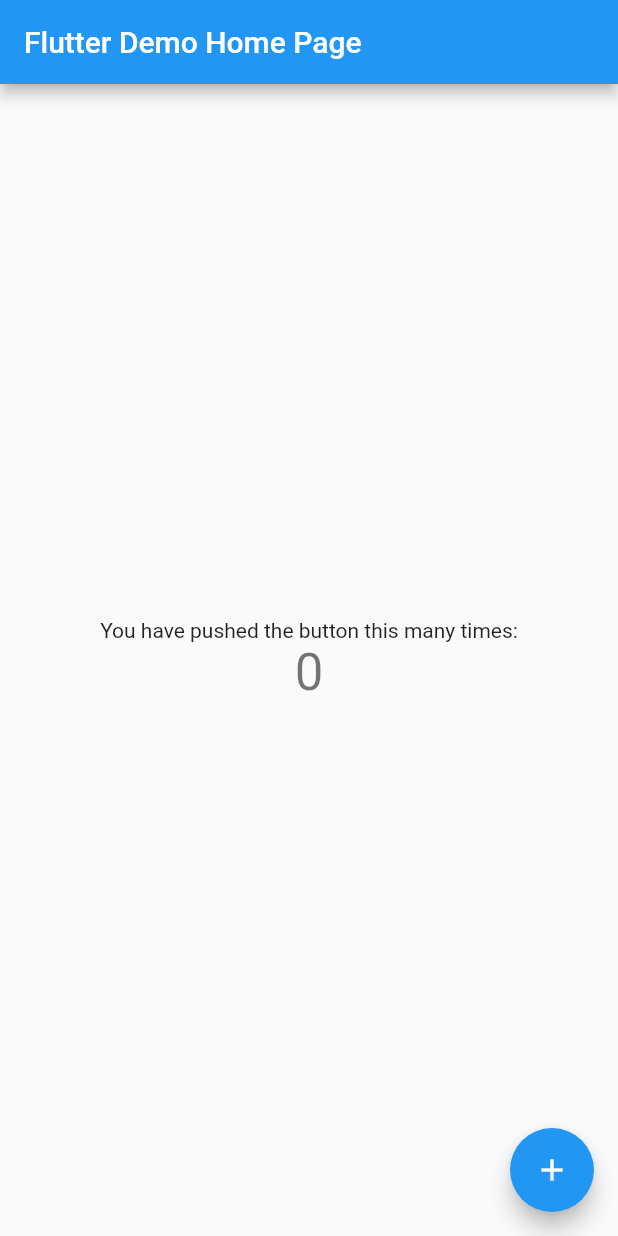
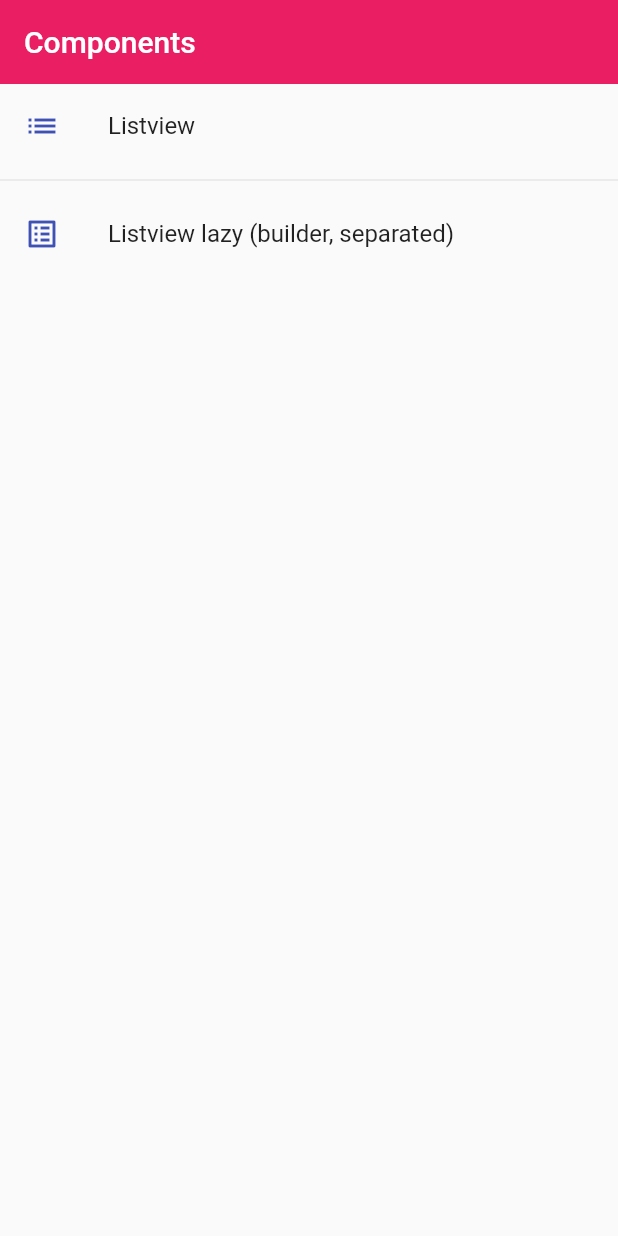
Before and after one commit to marcelofb/flutter-archetype-2022, a Flutter app: the screen it shows after launch, on a phone screen of 412 x 824 dp. Run offline on Flutter 3.47's test engine with Material 2 defaults, Android fonts, the phone set to English and light mode, and no system bars.

Commit message:
Added routes, themes, home and listviews

```diff
--- a/lib/main.dart
+++ b/lib/main.dart
@@ -1,115 +1,21 @@
 import 'package:flutter/material.dart';
 
-void main() {
-  runApp(const MyApp());
-}
+import 'package:archetype_2022/router/app_routes.dart';
+import 'package:archetype_2022/theme/app_theme.dart';
+
+void main() => runApp(const MyApp());
 
 class MyApp extends StatelessWidget {
   const MyApp({Key? key}) : super(key: key);
 
-  // This widget is the root of your application.
   @override
   Widget build(BuildContext context) {
     return MaterialApp(
-      title: 'Flutter Demo',
-      theme: ThemeData(
-        // This is the theme of your application.
-        //
-        // Try running your application with "flutter run". You'll see the
-        // application has a blue toolbar. Then, without quitting the app, try
-        // changing the primarySwatch below to Colors.green and then invoke
-        // "hot reload" (press "r" in the console where you ran "flutter run",
-        // or simply save your changes to "hot reload" in a Flutter IDE).
-        // Notice that the counter didn't reset back to zero; the application
-        // is not restarted.
-        primarySwatch: Colors.blue,
-      ),
-      home: const MyHomePage(title: 'Flutter Demo Home Page'),
-    );
+        debugShowCheckedModeBanner: false,
+        title: 'Archetype',
+        initialRoute: AppRoutes.initialRoute,
+        routes: AppRoutes.getAppRoutes(),
+        onGenerateRoute: AppRoutes.onGenerateRoute,
+        theme: AppTheme.lightTheme);
   }
 }
-
-class MyHomePage extends StatefulWidget {
-  const MyHomePage({Key? key, required this.title}) : super(key: key);
-
-  // This widget is the home page of your application. It is stateful, meaning
-  // that it has a State object (defined below) that contains fields that affect
-  // how it looks.
-
-  // This class is the configuration for the state. It holds the values (in this
-  // case the title) provided by the parent (in this case the App widget) and
-  // used by the build method of the State. Fields in a Widget subclass are
-  // always marked "final".
-
-  final String title;
-
-  @override
-  State<MyHomePage> createState() => _MyHomePageState();
-}
-
-class _MyHomePageState extends State<MyHomePage> {
-  int _counter = 0;
-
-  void _incrementCounter() {
-    setState(() {
-      // This call to setState tells the Flutter framework that something has
-      // changed in this State, which causes it to rerun the build method below
-      // so that the display can reflect the updated values. If we changed
-      // _counter without calling setState(), then the build method would not be
-      // called again, and so nothing would appear to happen.
-      _counter++;
-    });
-  }
-
-  @override
-  Widget build(BuildContext context) {
-    // This method is rerun every time setState is called, for instance as done
-    // by the _incrementCounter method above.
-    //
-    // The Flutter framework has been optimized to make rerunning build methods
-    // fast, so that you can just rebuild anything that needs updating rather
-    // than having to individually change instances of widgets.
-    return Scaffold(
-      appBar: AppBar(
-        // Here we take the value from the MyHomePage object that was created by
-        // the App.build method, and use it to set our appbar title.
-        title: Text(widget.title),
-      ),
-      body: Center(
-        // Center is a layout widget. It takes a single child and positions it
-        // in the middle of the parent.
-        child: Column(
-          // Column is also a layout widget. It takes a list of children and
-          // arranges them vertically. By default, it sizes itself to fit its
-          // children horizontally, and tries to be as tall as its parent.
-          //
-          // Invoke "debug painting" (press "p" in the console, choose the
-          // "Toggle Debug Paint" action from the Flutter Inspector in Android
-          // Studio, or the "Toggle Debug Paint" command in Visual Studio Code)
-          // to see the wireframe for each widget.
-          //
-          // Column has various properties to control how it sizes itself and
-          // how it positions its children. Here we use mainAxisAlignment to
-          // center the children vertically; the main axis here is the vertical
-          // axis because Columns are vertical (the cross axis would be
-          // horizontal).
-          mainAxisAlignment: MainAxisAlignment.center,
-          children: <Widget>[
-            const Text(
-              'You have pushed the button this many times:',
-            ),
-            Text(
-              '$_counter',
-              style: Theme.of(context).textTheme.headline4,
-            ),
-          ],
-        ),
-      ),
-      floatingActionButton: FloatingActionButton(
-        onPressed: _incrementCounter,
-        tooltip: 'Increment',
-        child: const Icon(Icons.add),
-      ), // This trailing comma makes auto-formatting nicer for build methods.
-    );
-  }
-}
--- /dev/null
+++ b/lib/models/menu.option.dart
@@ -0,0 +1,14 @@
+import 'package:flutter/material.dart' show IconData, Widget;
+
+class MenuOption {
+  final String route;
+  final IconData icon;
+  final String name;
+  final Widget screen;
+
+  MenuOption(
+      {required this.route,
+      required this.icon,
+      required this.name,
+      required this.screen});
+}
--- /dev/null
+++ b/lib/models/models.dart
@@ -0,0 +1 @@
+export 'package:archetype_2022/models/menu.option.dart';
--- /dev/null
+++ b/lib/router/app_routes.dart
@@ -0,0 +1,38 @@
+import 'package:flutter/material.dart';
+
+import 'package:archetype_2022/models/models.dart';
+import 'package:archetype_2022/screens/screens.dart';
+
+class AppRoutes {
+  static const initialRoute = 'home';
+
+  static final menuOptions = <MenuOption>[
+    MenuOption(
+        route: 'listview1',
+        name: 'Listview',
+        screen: const Listview1Screen(),
+        icon: Icons.list),
+    MenuOption(
+        route: 'listview2',
+        name: 'Listview lazy (builder, separated)',
+        screen: const Listview2Screen(),
+        icon: Icons.list_alt),
+  ];
+
+  static Map<String, Widget Function(BuildContext)> getAppRoutes() {
+    Map<String, Widget Function(BuildContext)> appRoutes = {};
+    appRoutes.addAll({'home': (BuildContext context) => const HomeScreen()});
+
+    for (final option in menuOptions) {
+      appRoutes.addAll({option.route: (BuildContext context) => option.screen});
+    }
+
+    return appRoutes;
+  }
+
+  static Route<dynamic> onGenerateRoute(RouteSettings settings) {
+    return MaterialPageRoute(
+      builder: (context) => const Listview1Screen(),
+    );
+  }
+}
--- /dev/null
+++ b/lib/screens/home_screen.dart
@@ -0,0 +1,28 @@
+import 'package:flutter/material.dart';
+
+import 'package:archetype_2022/router/app_routes.dart';
+
+class HomeScreen extends StatelessWidget {
+  const HomeScreen({Key? key}) : super(key: key);
+
+  @override
+  Widget build(BuildContext context) {
+    final menuOptions = AppRoutes.menuOptions;
+
+    return Scaffold(
+        appBar: AppBar(
+          title: const Text('Components'),
+        ),
+        body: ListView.separated(
+            itemBuilder: (context, i) => ListTile(
+                  leading: Icon(menuOptions[i].icon,
+                      color: Theme.of(context).primaryColor),
+                  title: Text(menuOptions[i].name),
+                  onTap: () {
+                    Navigator.pushNamed(context, menuOptions[i].route);
+                  },
+                ),
+            separatorBuilder: (_, __) => const Divider(),
+            itemCount: menuOptions.length));
+  }
+}
--- /dev/null
+++ b/lib/screens/screens.dart
@@ -0,0 +1,3 @@
+export 'package:archetype_2022/screens/listview1_screen.dart';
+export 'package:archetype_2022/screens/listview2_screen.dart';
+export 'package:archetype_2022/screens/home_screen.dart';
--- /dev/null
+++ b/lib/theme/app_theme.dart
@@ -0,0 +1,12 @@
+import 'package:flutter/material.dart';
+
+class AppTheme {
+  static final ThemeData lightTheme = ThemeData.light().copyWith(
+      primaryColor: Colors.indigo,
+      appBarTheme: const AppBarTheme(color: Colors.pink, elevation: 0));
+
+  static final ThemeData darkTheme = ThemeData.dark().copyWith(
+      primaryColor: Colors.indigo,
+      appBarTheme: const AppBarTheme(color: Colors.pink, elevation: 0),
+      scaffoldBackgroundColor: Colors.black);
+}
```
Also changed, not shown: lib/screens/listview1_screen.dart (added, +26 -0 lines), lib/screens/listview2_screen.dart (added, +30 -0 lines).
